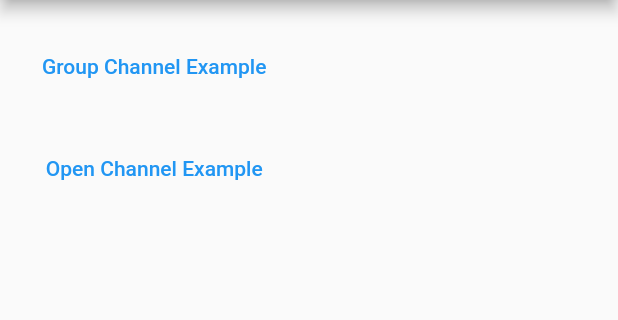
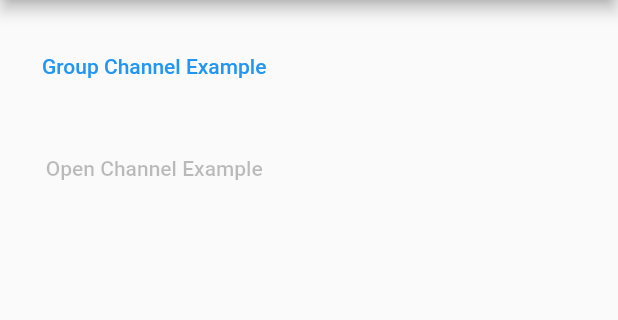
Before and after one commit to danieljiwonkang98/SendbirdSample, a Flutter app: the screen it shows after launch, after a tap on "Main Example", on a phone screen of 412 x 824 dp, the part 84-404 px from its top. Run offline on Flutter 3.47's test engine with Material 2 defaults, Android fonts, the phone set to English and light mode, and no system bars; our stand-ins replace cached_network_image, get, image_picker, liquid_pull_to_refresh; missing offline and left inert: sendbird_sdk.

Commit message:
Disable Button that is unimplemented

```diff
--- a/lib/main_examples/main_example_route.dart
+++ b/lib/main_examples/main_example_route.dart
@@ -32,9 +32,13 @@ class MainExampleRouteState extends State<MainExampleRoute> {
               const SizedBox(height: 20),
               TextButton(
                 onPressed: () {
-                  Get.toNamed('/OpenChannelRoute');
+                  //TODO Unimplemented
+                  // Get.toNamed('/OpenChannelRoute');
                 },
-                child: const Text('Open Channel Example'),
+                child: const Text(
+                  'Open Channel Example',
+                  style: TextStyle(color: Colors.black26),
+                ),
               ),
             ],
           ),
--- a/lib/main_route.dart
+++ b/lib/main_route.dart
@@ -28,12 +28,16 @@ class MainRoute extends StatelessWidget {
             const SizedBox(height: 20),
             TextButton(
               onPressed: () {
-                Get.toNamed(
-                  '/RootRoute',
-                  arguments: Examples.features,
-                );
+                // TODO Unimplemented
+                // Get.toNamed(
+                //   '/RootRoute',
+                //   arguments: Examples.features,
+                // );
               },
-              child: const Text('Features Example'),
+              child: const Text(
+                'Features Example',
+                style: TextStyle(color: Colors.black26),
+              ),
             ),
           ],
         ),
```
Also changed, not shown: 1 other file.
